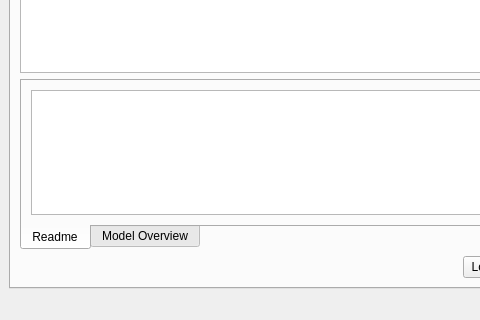
Qt form src/neuronvisio/ui/neuronvisio.ui (mattions/neuronvisio) before a commit; both pictures show x 0 to 480 and y 141 to 461 of the 563 by 461 pixel window.
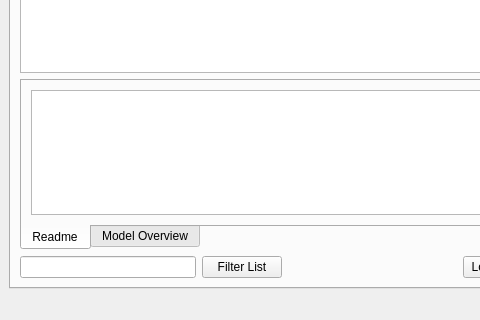
The same form after that commit. The open tabs and pages were chosen to show the change. Icons and pictures are not drawn.

Commit message: Added support for filtering models: - ui: Added a 'Filter Models' button and a 'filter input' line - ModelDB.py: added a keyword argument when getting a list of models - controls.py: integrated the new button and input and uses the given filter when button is pressed

What changed in the file:
```diff
--- a/src/neuronvisio/ui/neuronvisio.ui
+++ b/src/neuronvisio/ui/neuronvisio.ui
@@ -487,6 +487,19 @@
           </item>
           <item>
            <layout class="QHBoxLayout" name="horizontalLayout_5">
+            <item>
+             <widget class="QLineEdit" name="filter_input"/>
+            </item>
+            <item>
+             <widget class="QPushButton" name="filter_list_btn">
+              <property name="toolTip">
+               <string>Filter the models list using the given text.</string>
+              </property>
+              <property name="text">
+               <string>Filter List</string>
+              </property>
+             </widget>
+            </item>
             <item>
              <spacer name="horizontalSpacer_2">
               <property name="orientation">
```
Left out of the diff: 2 changed lines with no effect on the pictures. The commit also changes 2 other files.
